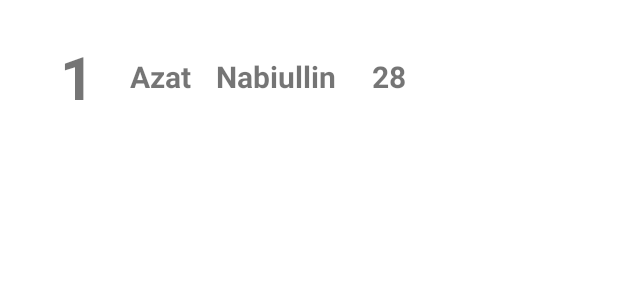
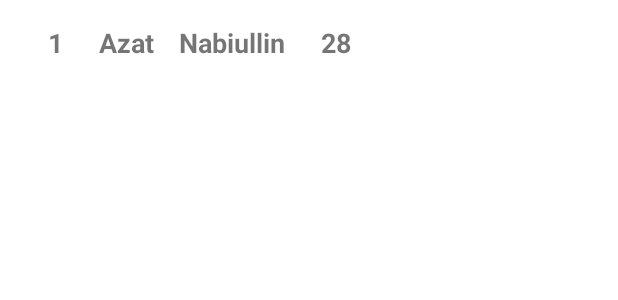
Before and after one commit to faritowich/PeopleInRoom, an Android app: the layout custom_row.xml on its own in the app's theme, with its tools: preview values and no code run, on a phone screen of 412 x 824 dp. Shown: the top 300 px of the screen. Run offline under Robolectric (Android 15) with nearby library versions, the phone set to English and light mode, and no system bars.

```diff
--- a/app/build.gradle
+++ b/app/build.gradle
@@ -3,7 +3,6 @@ plugins {
     id 'kotlin-android'
     id 'kotlin-kapt'
     id 'kotlin-parcelize'
-//    id 'androidx.navigation.safeargs.kotlin'
     id 'androidx.navigation.safeargs'
 }
 
--- a/app/src/main/java/com/example/peopleinroom/fragments/list/ListAdapter.kt
+++ b/app/src/main/java/com/example/peopleinroom/fragments/list/ListAdapter.kt
@@ -39,8 +39,6 @@ class ListAdapter() : Adapter<ListAdapter.MyViewHolder>() {
             val action = ListFragmentDirections.actionListFragmentToUpdateFragment(currentItem)
             holder.itemView.findNavController().navigate(action)
         }
-
-
     }
 
     override fun getItemCount(): Int = userList.size
--- a/app/src/main/java/com/example/peopleinroom/fragments/list/ListFragment.kt
+++ b/app/src/main/java/com/example/peopleinroom/fragments/list/ListFragment.kt
@@ -9,8 +9,8 @@ import androidx.navigation.fragment.findNavController
 import androidx.recyclerview.widget.LinearLayoutManager
 import androidx.recyclerview.widget.RecyclerView
 import com.example.peopleinroom.R
+import com.example.peopleinroom.databinding.FragmentListBinding
 import com.example.peopleinroom.viewmodel.UserViewModel
-import com.example.peopleinroom.databinding.FragmentListBinding
 import com.example.peopleinroom.fragments.DeleteDialogFragment
 
 class ListFragment : Fragment() {
--- a/app/src/main/res/layout/custom_row.xml
+++ b/app/src/main/res/layout/custom_row.xml
@@ -4,7 +4,7 @@
     xmlns:tools="http://schemas.android.com/tools"
     android:layout_width="match_parent"
     android:layout_height="wrap_content"
-    android:padding="24sp"
+    android:padding="16sp"
     android:id="@+id/row_layout">
 
     <TextView
@@ -14,7 +14,7 @@
         android:layout_gravity="center_vertical"
         android:paddingHorizontal="16dp"
         android:text="@string/_1"
-        android:textSize="40sp"
+        android:textSize="18sp"
         android:textStyle="bold" />
 
     <TextView
@@ -24,7 +24,7 @@
         android:layout_gravity="center_vertical"
         android:paddingHorizontal="8dp"
         android:text="@string/azat"
-        android:textSize="20sp"
+        android:textSize="18sp"
         android:textStyle="bold" />
 
     <TextView
@@ -34,7 +34,7 @@
         android:layout_gravity="center_vertical"
         android:paddingHorizontal="8dp"
         android:text="@string/nabiullin"
-        android:textSize="20sp"
+        android:textSize="18sp"
         android:textStyle="bold" />
 
     <TextView
@@ -44,6 +44,6 @@
         android:layout_gravity="center_vertical"
         android:paddingHorizontal="16dp"
         android:text="@string/_28"
-        android:textSize="20sp"
+        android:textSize="18sp"
         android:textStyle="bold" />
 </LinearLayout>
--- a/app/src/main/res/layout/fragment_list.xml
+++ b/app/src/main/res/layout/fragment_list.xml
@@ -24,8 +24,9 @@
         android:layout_marginBottom="24dp"
         android:clickable="true"
         android:focusable="true"
-        android:tint="@android:color/white"
+        android:tint="@android:color/darker_gray"
         android:src="@drawable/ic_add"
         app:layout_constraintBottom_toBottomOf="parent"
         app:layout_constraintEnd_toEndOf="parent" />
+
 </androidx.constraintlayout.widget.ConstraintLayout>
```
